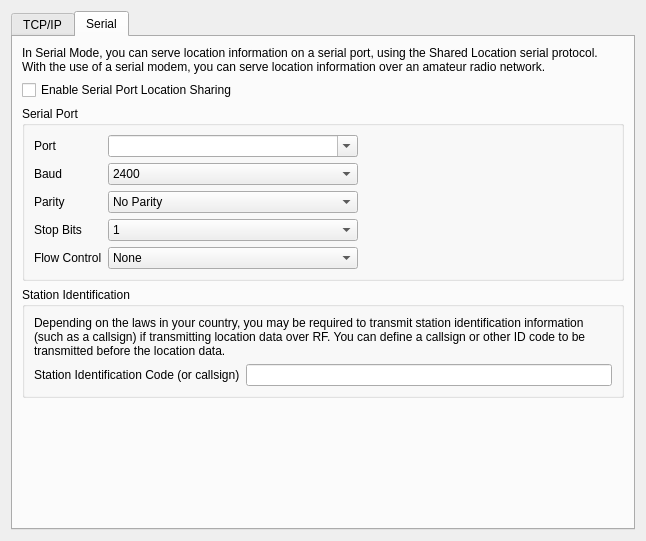
archnemesis/GPSUtility, file locationserverdialog.ui: the form before one commit.
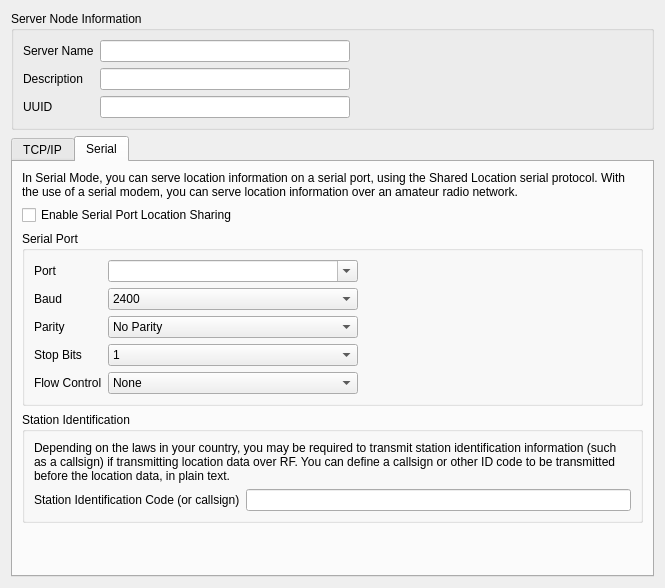
The form after the commit. The open tabs and pages were chosen to show the change.

Patch:
```diff
--- a/locationserverdialog.ui
+++ b/locationserverdialog.ui
@@ -6,15 +6,15 @@
    <rect>
     <x>0</x>
     <y>0</y>
-    <width>646</width>
-    <height>541</height>
+    <width>665</width>
+    <height>588</height>
    </rect>
   </property>
   <property name="windowTitle">
    <string>Location Server Settings</string>
   </property>
   <layout class="QGridLayout" name="gridLayout">
-   <item row="0" column="1">
+   <item row="1" column="1">
     <widget class="QTabWidget" name="tabWidget">
      <property name="currentIndex">
       <number>1</number>
@@ -390,7 +390,7 @@
           <item row="0" column="0" colspan="2">
            <widget class="QLabel" name="label_11">
             <property name="text">
-             <string>Depending on the laws in your country, you may be required to transmit station identification information (such as a callsign) if transmitting location data over RF. You can define a callsign or other ID code to be transmitted before the location data.</string>
+             <string>Depending on the laws in your country, you may be required to transmit station identification information (such as a callsign) if transmitting location data over RF. You can define a callsign or other ID code to be transmitted before the location data, in plain text.</string>
             </property>
             <property name="wordWrap">
              <bool>true</bool>
@@ -427,6 +427,84 @@
      </widget>
     </widget>
    </item>
+   <item row="0" column="1">
+    <widget class="QGroupBox" name="groupBox_5">
+     <property name="title">
+      <string>Server Node Information</string>
+     </property>
+     <layout class="QFormLayout" name="formLayout_5">
+      <item row="0" column="0">
+       <widget class="QLabel" name="label_13">
+        <property name="text">
+         <string>Server Name</string>
+        </property>
+       </widget>
+      </item>
+      <item row="0" column="1">
+       <widget class="QLineEdit" name="lineEdit_3">
+        <property name="sizePolicy">
+         <sizepolicy hsizetype="Fixed" vsizetype="Fixed">
+          <horstretch>0</horstretch>
+          <verstretch>0</verstretch>
+         </sizepolicy>
+        </property>
+        <property name="maximumSize">
+         <size>
+          <width>250</width>
+          <height>16777215</height>
+         </size>
+        </property>
+       </widget>
+      </item>
+      <item row="1" column="0">
+       <widget class="QLabel" name="label_14">
+        <property name="text">
+         <string>Description</string>
+        </property>
+       </widget>
+      </item>
+      <item row="1" column="1">
+       <widget class="QLineEdit" name="lineEdit_4">
+        <property name="sizePolicy">
+         <sizepolicy hsizetype="Fixed" vsizetype="Fixed">
+          <horstretch>0</horstretch>
+          <verstretch>0</verstretch>
+         </sizepolicy>
+        </property>
+        <property name="maximumSize">
+         <size>
+          <width>250</width>
+          <height>16777215</height>
+         </size>
+        </property>
+       </widget>
+      </item>
+      <item row="2" column="0">
+       <widget class="QLabel" name="label_15">
+        <property name="text">
+         <string>UUID</string>
+        </property>
+       </widget>
+      </item>
+      <item row="2" column="1">
+       <widget class="QLineEdit" name="lineEdit_5">
+        <property name="sizePolicy">
+         <sizepolicy hsizetype="Fixed" vsizetype="Fixed">
+          <horstretch>0</horstretch>
+          <verstretch>0</verstretch>
+         </sizepolicy>
+        </property>
+        <property name="maximumSize">
+         <size>
+          <width>250</width>
+          <height>16777215</height>
+         </size>
+        </property>
+       </widget>
+      </item>
+     </layout>
+    </widget>
+   </item>
   </layout>
  </widget>
  <resources/>
```
Left out of the diff: 2 changed lines with no effect on the pictures.
